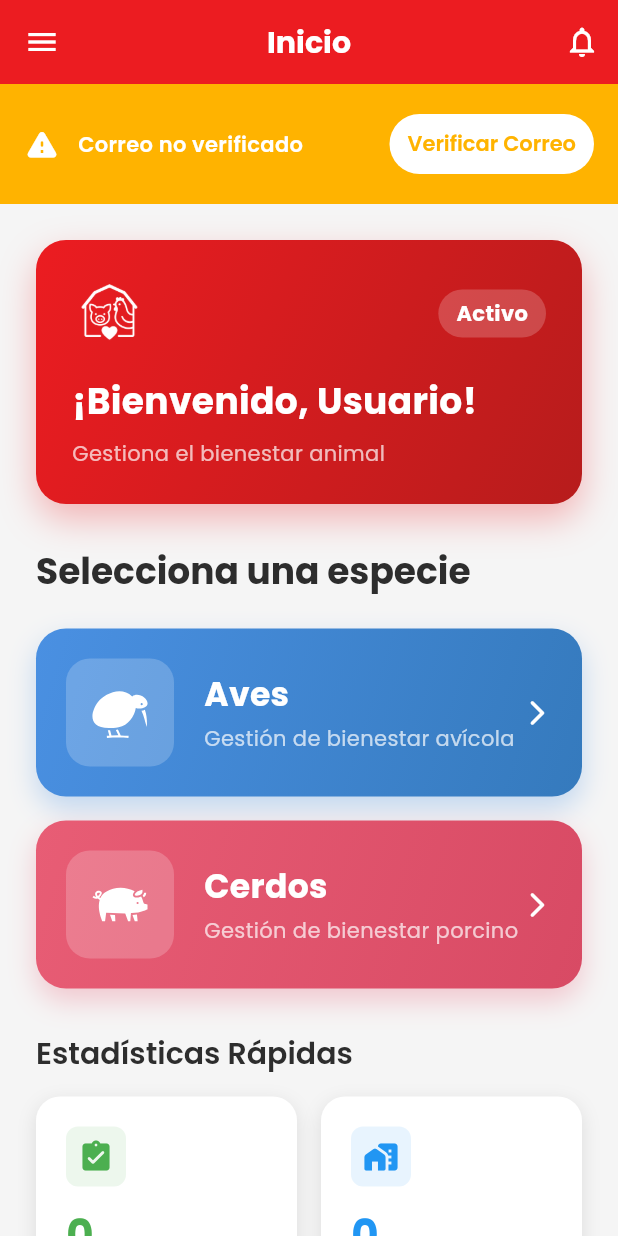
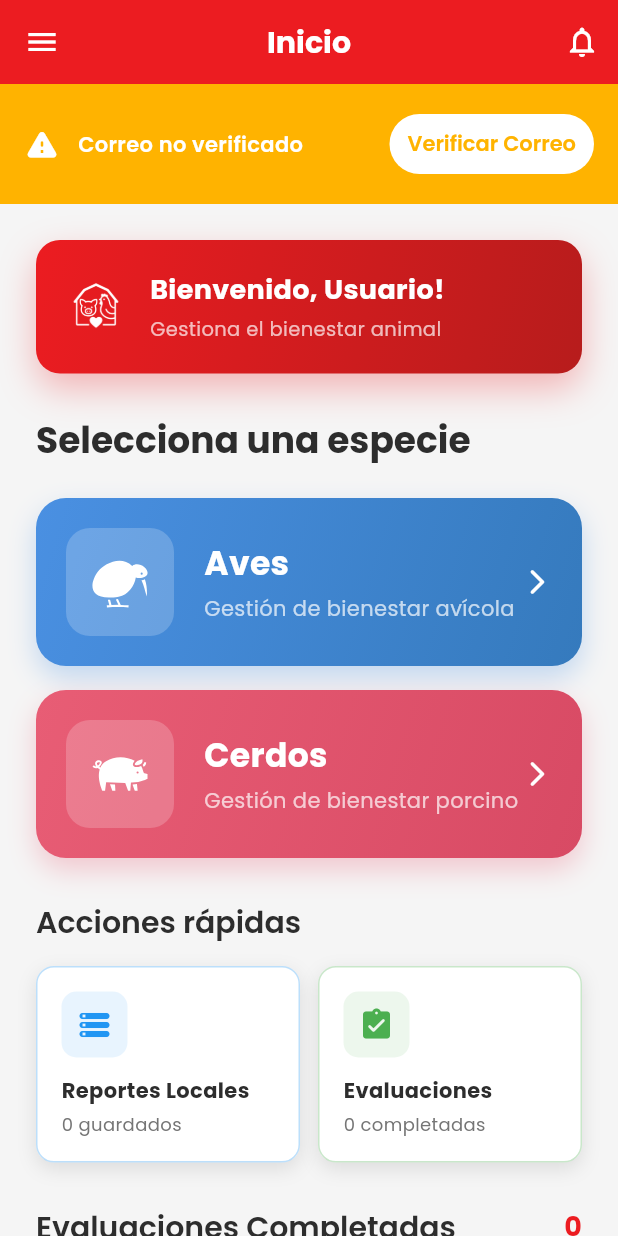
Before and after one commit to Bian-PI/bian-app-2, a Flutter app: the HomeScreen screen opened directly, on a phone screen of 412 x 824 dp. Run offline on Flutter 3.47's test engine with Material 3 defaults, Android fonts, the phone set to English and light mode, and no system bars; our stand-ins replace connectivity_plus, device_info_plus, flutter_dotenv, flutter_markdown, flutter_secure_storage, flutter_svg and 10 more; accounts and stored records are empty; network calls fail.

Commit message:
Fix: Corregir sincronización de reportes offline y mejorar UX
## Cambios principales:

### 1. API Service (lib/core/api/api_service.dart)
- ✅ Corregido error 404 al sincronizar reportes offline
- Ahora usa el servidor correcto de evaluaciones (puerto 8089) en lugar del servidor de auth (puerto 8081)
- Agregado logging de la URL para debugging

### 2. Home Screen (lib/features/home/home_screen.dart)
- ✅ Rediseño más modular y navegable con acciones rápidas mejoradas
- Simplificado el Welcome Card para hacerlo más compacto
- Eliminada sección redundante de Quick Stats
- Mejoradas las acciones rápidas con subtítulos informativos:
  - Reportes Locales: muestra cantidad guardados
  - Evaluaciones: muestra total completadas
- ✅ Corregido overflow de 5px en el Drawer (reducido tamaño del avatar)
- ✅ Agregado manejo de sesión expirada con redirección automática al login
- Implementado WidgetsBindingObserver para detectar cuando la app vuelve del segundo plano
- Configurado callback de SessionManager para redirigir al login cuando la sesión expira

### 3. Results Screen (lib/features/evaluation/results_screen.dart)
- ✅ Corregido diseño del botón "Cerrar" para que concuerde con otros botones
- Cambiado de TextButton a OutlinedButton con estilo consistente
- Agregado color gris medio para mejor legibilidad

## Bugs corregidos:
1. Error 404 al sincronizar reportes offline (usaba servidor equivocado)
2. Overflow de 5px en el drawer del home
3. Botones "Cerrar" con diseño inconsistente
4. Sesión expirada no redirigía al login, mostrando datos por defecto

## Mejoras UX:
- Home más limpio y modular
- Acciones rápidas más informativas
- Mejor manejo de sesión expirada
- Diseño más consistente en botones

```diff
--- a/lib/features/home/home_screen.dart
+++ b/lib/features/home/home_screen.dart
@@ -29,7 +29,7 @@ class HomeScreen extends StatefulWidget {
   State<HomeScreen> createState() => _HomeScreenState();
 }
 
-class _HomeScreenState extends State<HomeScreen> {
+class _HomeScreenState extends State<HomeScreen> with WidgetsBindingObserver {
   final _storage = SecureStorage();
   final _apiService = ApiService();
   final _sessionManager = SessionManager();
@@ -53,7 +53,44 @@ class _HomeScreenState extends State<HomeScreen> {
   @override
   void initState() {
     super.initState();
+    WidgetsBinding.instance.addObserver(this);
+    _configureSessionManager();
     _loadAllData();
+  }
+
+  @override
+  void dispose() {
+    WidgetsBinding.instance.removeObserver(this);
+    super.dispose();
+  }
+
+  @override
+  void didChangeAppLifecycleState(AppLifecycleState state) {
+    super.didChangeAppLifecycleState(state);
+    if (state == AppLifecycleState.resumed) {
+      // Verificar si la sesión sigue activa cuando la app vuelve del segundo plano
+      _checkSessionOnResume();
+    }
+  }
+
+  void _configureSessionManager() {
+    _sessionManager.onSessionExpired = _handleSessionExpired;
+  }
+
+  void _handleSessionExpired() {
+    if (!mounted) return;
+    Navigator.pushAndRemoveUntil(
+      context,
+      MaterialPageRoute(builder: (_) => const LoginScreen()),
+      (route) => false,
+    );
+  }
+
+  Future<void> _checkSessionOnResume() async {
+    final hasSession = await _sessionManager.hasActiveSession();
+    if (!hasSession && mounted) {
+      _handleSessionExpired();
+    }
   }
 
   Future<void> _loadAllData() async {
@@ -623,10 +660,6 @@ class _HomeScreenState extends State<HomeScreen> {
 
                       const SizedBox(height: 30),
 
-                      _buildQuickStats(context),
-
-                      const SizedBox(height: 24),
-
                       _buildQuickActions(context),
 
                       if (_drafts.isNotEmpty) ...[
@@ -745,11 +778,11 @@ class _HomeScreenState extends State<HomeScreen> {
               mainAxisAlignment: MainAxisAlignment.center,
               children: [
                 const CircleAvatar(
-                  radius: 28,
+                  radius: 24,
                   backgroundColor: Colors.white,
-                  child: Icon(Icons.person, size: 36, color: BianTheme.primaryRed),
-                ),
-                const SizedBox(height: 10),
+                  child: Icon(Icons.person, size: 30, color: BianTheme.primaryRed),
+                ),
+                const SizedBox(height: 8),
                 Text(
                   _currentUser?.name ?? 'Usuario',
                   style: const TextStyle(
@@ -895,54 +928,48 @@ class _HomeScreenState extends State<HomeScreen> {
     final loc = AppLocalizations.of(context);
 
     return Container(
-      padding: const EdgeInsets.all(24),
+      padding: const EdgeInsets.all(20),
       decoration: BoxDecoration(
         gradient: BianTheme.primaryGradient,
-        borderRadius: BorderRadius.circular(20),
+        borderRadius: BorderRadius.circular(16),
         boxShadow: BianTheme.elevatedShadow,
       ),
+      child: Row(
+        children: [
+          Image.asset(
+            'assets/images/logo2.png',
+            width: 40,
+            height: 40,
+            color: Colors.white,
+            fit: BoxFit.contain,
+          ),
+          const SizedBox(width: 16),
+          Expanded(
             child: Column(
               crossAxisAlignment: CrossAxisAlignment.start,
               children: [
-          Row(
-            children: [
-              Image.asset(
-                'assets/images/logo2.png',
-                width: 50,
-                height: 50,
-                color: Colors.white,
-                fit: BoxFit.contain,
-              ),
-              const Spacer(),
-              Container(
-                padding: const EdgeInsets.symmetric(horizontal: 12, vertical: 6),
-                decoration: BoxDecoration(
-                  color: Colors.white.withOpacity(0.2),
-                  borderRadius: BorderRadius.circular(20),
-                ),
-                child: Text(
-                  loc.translate('active'),
+                Text(
+                  '${loc.translate('welcome')}, ${_currentUser?.name?.split(' ').first ?? 'Usuario'}!',
                   style: const TextStyle(
                     color: Colors.white,
+                    fontSize: 18,
                     fontWeight: FontWeight.bold,
                   ),
-                ),
-              ),
-            ],
-          ),
-          const SizedBox(height: 16),
-          Text(
-            loc.translate('welcome_user', [_currentUser?.name ?? 'Usuario']),
+                  maxLines: 1,
+                  overflow: TextOverflow.ellipsis,
+                ),
+                const SizedBox(height: 4),
+                Text(
+                  loc.translate('manage_animal_welfare'),
                   style: const TextStyle(
-              color: Colors.white,
-              fontSize: 24,
-              fontWeight: FontWeight.bold,
-            ),
-          ),
-          const SizedBox(height: 8),
-          Text(
-            loc.translate('manage_animal_welfare'),
-            style: const TextStyle(color: Colors.white70),
+                    color: Colors.white70,
+                    fontSize: 13,
+                  ),
+                  maxLines: 1,
+                  overflow: TextOverflow.ellipsis,
+                ),
+              ],
+            ),
           ),
         ],
       ),
@@ -1125,6 +1152,7 @@ class _HomeScreenState extends State<HomeScreen> {
 
   Widget _buildQuickActions(BuildContext context) {
     final loc = AppLocalizations.of(context);
+    final totalReports = _localReports.length + _reportTotal;
 
     return Column(
       crossAxisAlignment: CrossAxisAlignment.start,
@@ -1139,7 +1167,8 @@ class _HomeScreenState extends State<HomeScreen> {
             Expanded(
               child: _buildActionButton(
                 title: 'Reportes Locales',
-                icon: Icons.storage,
+                subtitle: '${_localReports.length} guardados',
+                icon: Icons.storage_rounded,
                 color: BianTheme.infoBlue,
                 badge: _pendingSyncCount > 0 ? '$_pendingSyncCount' : null,
                 onTap: () {
@@ -1153,33 +1182,15 @@ class _HomeScreenState extends State<HomeScreen> {
             const SizedBox(width: 12),
             Expanded(
               child: _buildActionButton(
-                title: loc.translate('profile'),
-                icon: Icons.person_outline,
-                color: BianTheme.primaryRed,
+                title: 'Evaluaciones',
+                subtitle: '$totalReports completadas',
+                icon: Icons.assignment_turned_in_rounded,
+                color: BianTheme.successGreen,
                 onTap: () {
-                  Navigator.push(
-                    context,
-                    MaterialPageRoute(builder: (_) => const ProfileScreen()),
-                  );
+                  // Scroll a la sección de reportes
+                  // (podrías agregar un ScrollController para hacer scroll automático)
                 },
               ),
-            ),
-          ],
-        ),
-        const SizedBox(height: 12),
-        Row(
-          children: [
-            Expanded(
-              child: _buildActionButton(
-                title: loc.translate('language'),
-                icon: Icons.language_rounded,
-                color: BianTheme.successGreen,
-                onTap: _showLanguageDialog,
-              ),
-            ),
-            const SizedBox(width: 12),
-            Expanded(
-              child: Container(), // Espacio vacío para mantener simetría
             ),
           ],
         ),
@@ -1189,6 +1200,7 @@ class _HomeScreenState extends State<HomeScreen> {
 
   Widget _buildActionButton({
     required String title,
+    String? subtitle,
     required IconData icon,
     required Color color,
     required VoidCallback onTap,
@@ -1205,27 +1217,20 @@ class _HomeScreenState extends State<HomeScreen> {
           border: Border.all(color: color.withOpacity(0.3)),
           boxShadow: BianTheme.cardShadow,
         ),
-        child: Row(
+        child: Column(
+          crossAxisAlignment: CrossAxisAlignment.start,
+          children: [
+            Row(
               children: [
                 Container(
-              padding: const EdgeInsets.all(8),
+                  padding: const EdgeInsets.all(10),
                   decoration: BoxDecoration(
                     color: color.withOpacity(0.1),
-                borderRadius: BorderRadius.circular(8),
-              ),
-              child: Icon(icon, color: color, size: 20),
-            ),
-            const SizedBox(width: 12),
-            Expanded(
-              child: Text(
-                title,
-                style: TextStyle(
-                  fontSize: 13,
-                  fontWeight: FontWeight.w600,
-                  color: BianTheme.darkGray,
-                ),
-              ),
-            ),
+                    borderRadius: BorderRadius.circular(10),
+                  ),
+                  child: Icon(icon, color: color, size: 24),
+                ),
+                const Spacer(),
                 if (badge != null)
                   Container(
                     padding: const EdgeInsets.symmetric(horizontal: 8, vertical: 4),
@@ -1242,6 +1247,27 @@ class _HomeScreenState extends State<HomeScreen> {
                       ),
                     ),
                   ),
+              ],
+            ),
+            const SizedBox(height: 12),
+            Text(
+              title,
+              style: const TextStyle(
+                fontSize: 14,
+                fontWeight: FontWeight.bold,
+                color: BianTheme.darkGray,
+              ),
+            ),
+            if (subtitle != null) ...[
+              const SizedBox(height: 4),
+              Text(
+                subtitle,
+                style: const TextStyle(
+                  fontSize: 12,
+                  color: BianTheme.mediumGray,
+                ),
+              ),
+            ],
           ],
         ),
       ),
```
Also changed, not shown: lib/core/api/api_service.dart (+10 -5 lines), lib/features/evaluation/results_screen.dart (+17 -7 lines). Lines whose indentation alone changed are shown as unchanged.
